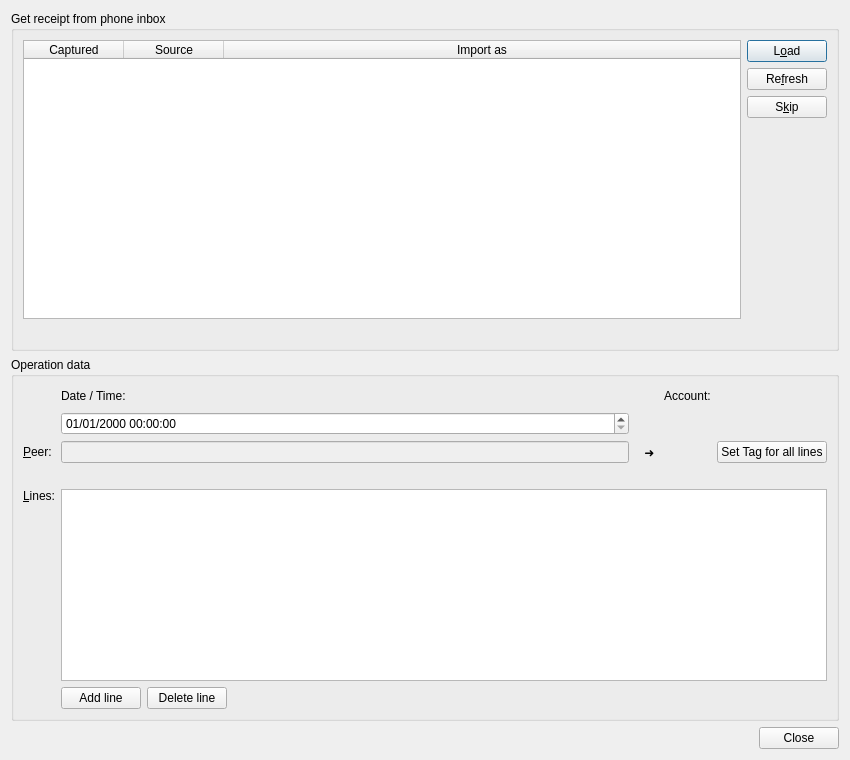
First picture: the form in jal/ui/receipt_import_dlg.ui, repository titov-vv/jal, before the edit.
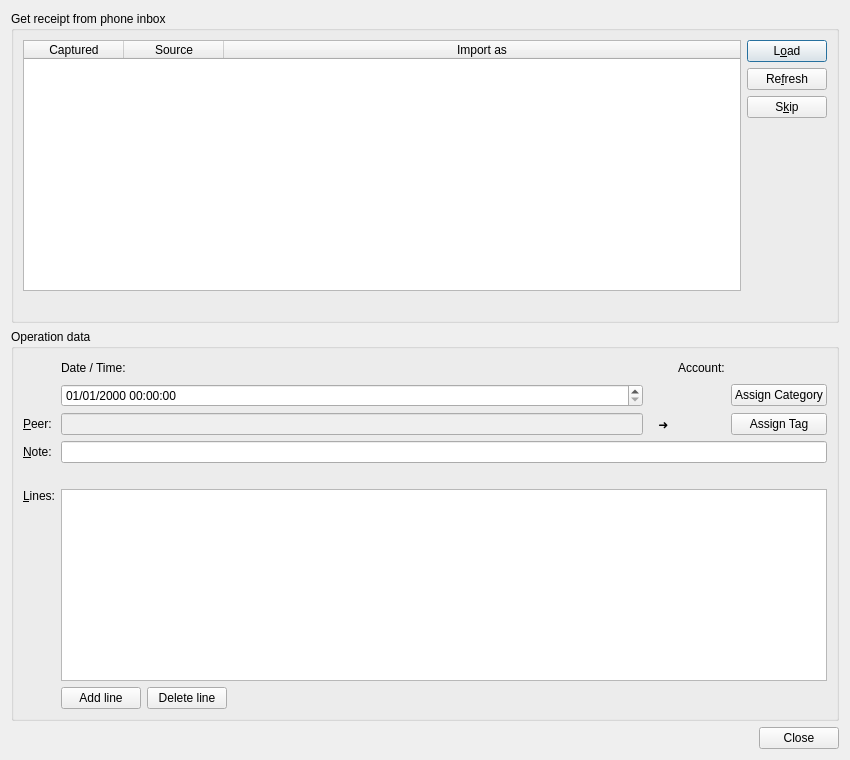
Second picture: the form after the edit. Custom widgets are drawn as their Qt base class.

Commit message: Receipt import dialog: a Note field for the operation, and 'Assign Category' / 'Assign Tag' buttons that fill the lines which have none yet.

Patch:
```diff
--- a/jal/ui/receipt_import_dlg.ui
+++ b/jal/ui/receipt_import_dlg.ui
@@ -165,14 +165,27 @@
         </property>
        </widget>
       </item>
+      <item row="4" column="0">
+       <widget class="QLabel" name="NoteLbl">
+        <property name="text">
+         <string>&amp;Note:</string>
+        </property>
+        <property name="buddy">
+         <cstring>NoteEdit</cstring>
+        </property>
+       </widget>
+      </item>
       <item row="4" column="1" colspan="5">
+       <widget class="QLineEdit" name="NoteEdit"/>
+      </item>
+      <item row="5" column="1" colspan="5">
        <widget class="QLabel" name="VerdictLbl">
         <property name="text">
          <string/>
         </property>
        </widget>
       </item>
-      <item row="6" column="1" colspan="5">
+      <item row="7" column="1" colspan="5">
        <layout class="QHBoxLayout" name="LinesFooterLayout">
         <item>
          <widget class="QPushButton" name="AddLineBtn">
@@ -217,7 +230,7 @@
         </item>
        </layout>
       </item>
-      <item row="5" column="0">
+      <item row="6" column="0">
        <widget class="QLabel" name="LinesLbl">
         <property name="text">
          <string>&amp;Lines:</string>
@@ -240,7 +253,7 @@
       <item row="2" column="4">
        <widget class="ReferenceSelectorWidget" name="AccountEdit"/>
       </item>
-      <item row="5" column="1" colspan="5">
+      <item row="6" column="1" colspan="5">
        <widget class="QTableView" name="LinesTableView">
         <attribute name="verticalHeaderVisible">
          <bool>false</bool>
@@ -250,10 +263,23 @@
         </attribute>
        </widget>
       </item>
+      <item row="2" column="5">
+       <widget class="QPushButton" name="AssignCategoryBtn">
+        <property name="toolTip">
+         <string>Lines that have a category already keep it</string>
+        </property>
+        <property name="text">
+         <string>Assign Category</string>
+        </property>
+       </widget>
+      </item>
       <item row="3" column="5">
        <widget class="QPushButton" name="AssignTagBtn">
+        <property name="toolTip">
+         <string>Lines that have a tag already keep it</string>
+        </property>
         <property name="text">
-         <string>Set Tag for all lines</string>
+         <string>Assign Tag</string>
         </property>
        </widget>
       </item>
```
Left out of the diff: 2 changed lines with no effect on the pictures. The commit also changes 7 other files.
